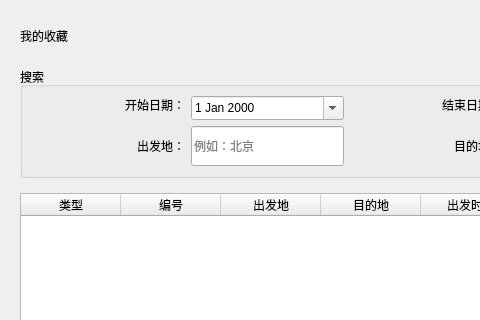
The window that Flight/favorite_dialog.ui (howbirdfly/FlightServer) describes before a commit, drawn with Qt 5; both pictures show x 0 to 480 and y 0 to 320 of the 1000 by 700 pixel window.
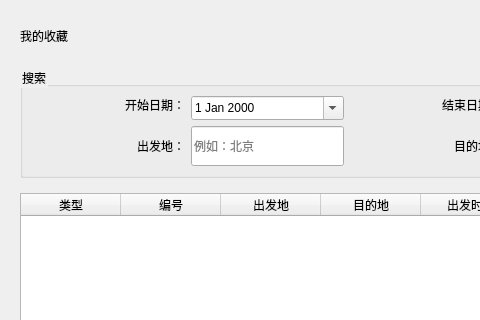
The same window after the commit. Icons and pictures are not drawn.

Patch:
```diff
--- a/Flight/favorite_dialog.ui
+++ b/Flight/favorite_dialog.ui
@@ -10,6 +10,9 @@
     <height>700</height>
    </rect>
   </property>
+ <property name="styleSheet">
+  <string notr="true">QWidget { color: #000000; }</string>
+ </property>
   <property name="windowTitle">
    <string>我的收藏夹</string>
   </property>
```
Lines whose indentation alone changed are shown as unchanged.
